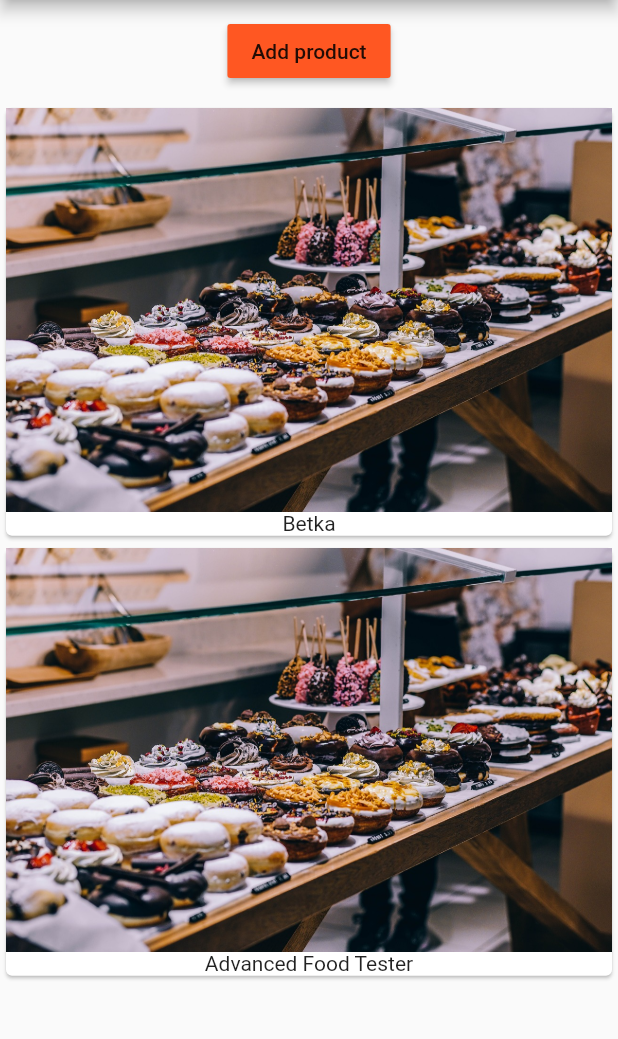
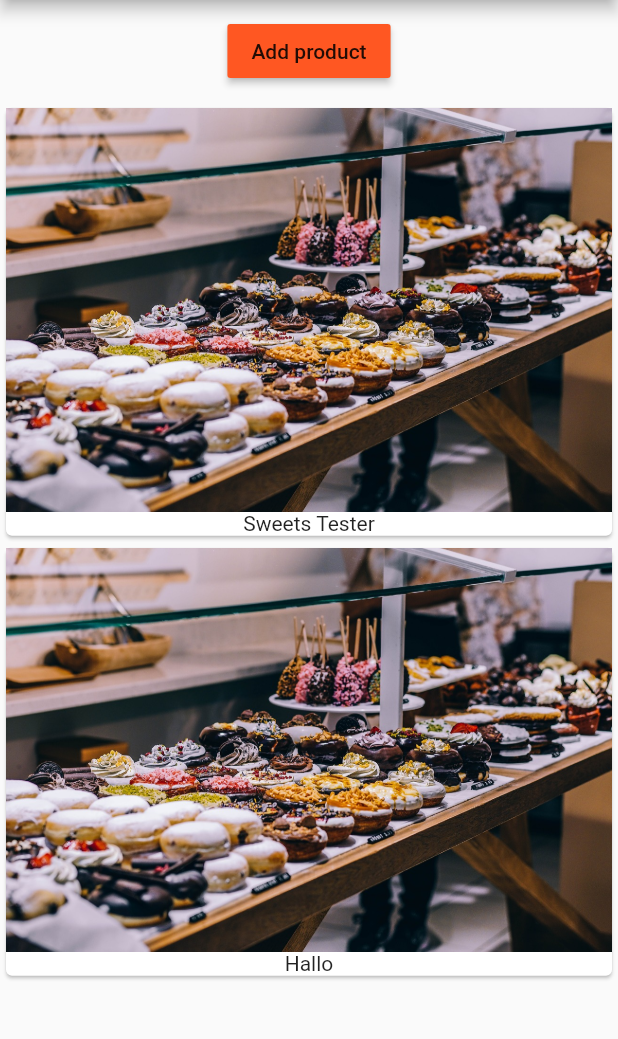
Before and after one commit to BaldurTr/flutter-course, a Flutter app: the screen it shows after launch, after a tap on "Add product", on a phone screen of 412 x 824 dp, the part 84-1123 px from its top. Run offline on Flutter 3.47's test engine with Material 2 defaults, Android fonts, the phone set to English and light mode, and no system bars.

Commit message:
Finished debugging part

```diff
--- a/lib/main.dart
+++ b/lib/main.dart
@@ -15,11 +15,13 @@ class _MyAppState extends State<MyApp> {
   Widget build(BuildContext context) {
     return MaterialApp(
         theme: ThemeData(
-            primarySwatch: Colors.deepOrange, accentColor: Colors.deepPurple),
+            brightness: Brightness.light,
+            primarySwatch: Colors.deepOrange,
+            accentColor: Colors.deepPurple),
         home: Scaffold(
             appBar: AppBar(
               title: Text('EasyList'),
             ),
-            body: ProductManager('Betka')));
+            body: ProductManager()));
   }
 }
--- /dev/null
+++ b/lib/product_control.dart
@@ -0,0 +1,22 @@
+import 'package:flutter/material.dart';
+
+class ProductControl extends StatelessWidget {
+
+  final Function callback;
+
+  ProductControl({this.callback});
+
+  @override
+  Widget build(BuildContext context) {
+    return Container(
+      margin: EdgeInsets.all(10.0),
+      child: RaisedButton(
+        color: Theme.of(context).primaryColor,
+        child: Text('Add product'),
+        onPressed: () {
+          callback("Hallo");
+        }
+      ),
+    );
+  }
+}
--- a/lib/product_manager.dart
+++ b/lib/product_manager.dart
@@ -1,12 +1,13 @@
 import 'package:flutter/material.dart';
 
 import 'package:flutter_course/products.dart';
+import 'package:flutter_course/product_control.dart';
 
 class ProductManager extends StatefulWidget {
 
   final String startingProduct;
 
-  ProductManager(this.startingProduct);
+  ProductManager({this.startingProduct = 'Sweets Tester'});
 
   @override
   State<StatefulWidget> createState() {
@@ -23,21 +24,16 @@ class _ProductManagerState extends State<ProductManager> {
     _products.add(widget.startingProduct);
   }
 
+  void _addProduct(String product) {
+    setState(() {
+      _products.add(product);
+    });
+  }
+
   @override
   Widget build(BuildContext context) {
     return Column(children: [
-      Container(
-        margin: EdgeInsets.all(10.0),
-        child: RaisedButton(
-          color: Theme.of(context).primaryColor,
-          child: Text('Add product'),
-          onPressed: () {
-            setState(() {
-              _products.add('Advanced Food Tester');
-            });
-          },
-        ),
-      ),
+      ProductControl(callback: _addProduct),
       Products(_products)
     ]);
   }
--- a/lib/products.dart
+++ b/lib/products.dart
@@ -3,7 +3,7 @@ import 'package:flutter/material.dart';
 class Products extends StatelessWidget {
   final List<String> products;
 
-  Products(this.products);
+  Products([this.products = const []]);
 
   @override
   Widget build(BuildContext context) {
```
